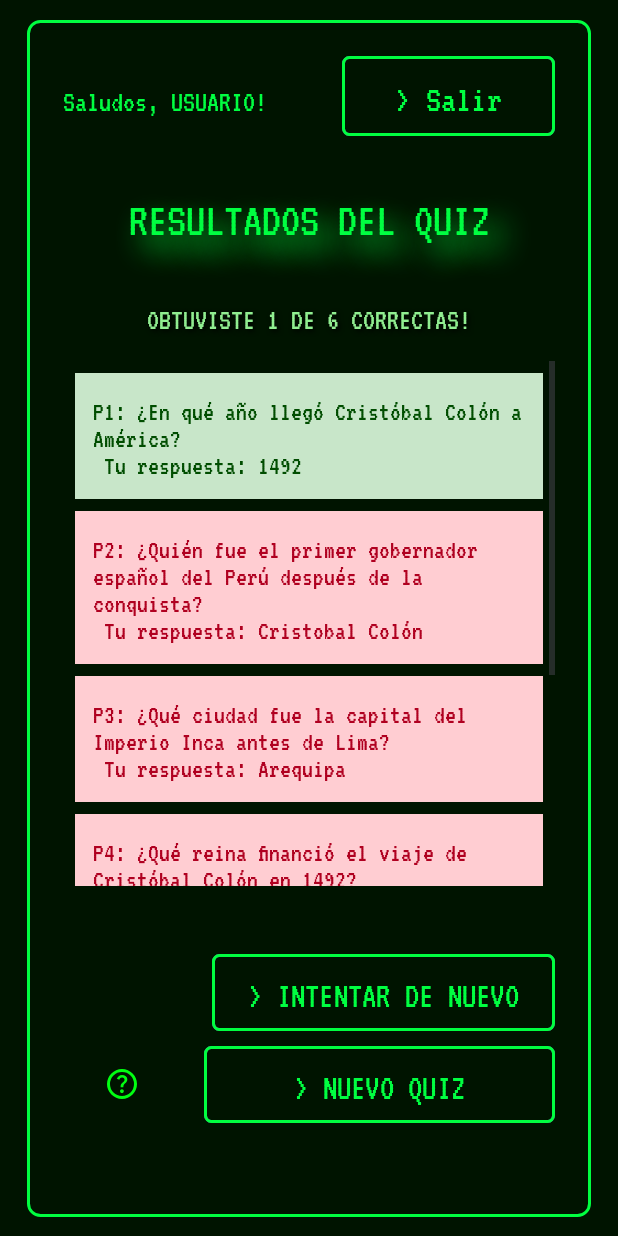
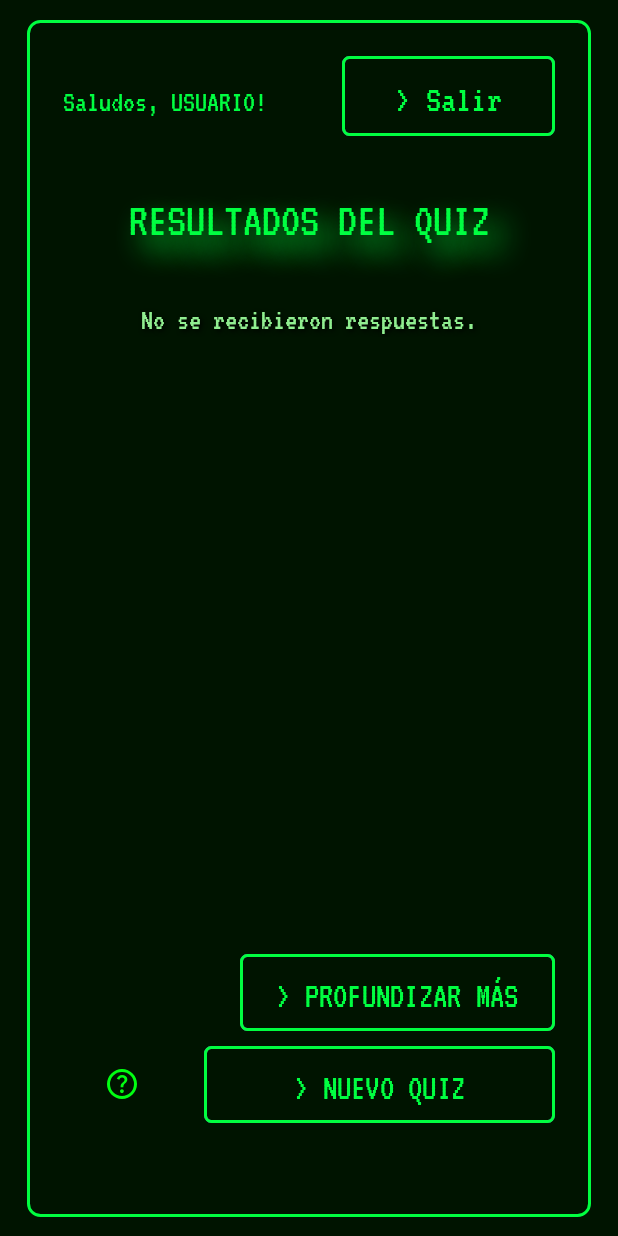
Before and after one commit to BrunoGust/TriviaTrainer, an Android app: the ResultadosQuizActivity screen opened directly, with no data from a screen before it, on a phone screen of 412 x 824 dp. Run offline under Robolectric (Android 15) with nearby library versions, the phone set to English and light mode, and no system bars.

Commit message:
Agregar funcionalidad vistas-> preguntas_trivia y resultados_quiz

```diff
--- a/app/src/main/java/com/example/triviatrainerapp/ResultadosQuizActivity.kt
+++ b/app/src/main/java/com/example/triviatrainerapp/ResultadosQuizActivity.kt
@@ -4,23 +4,75 @@ import android.graphics.Color
 import android.os.Bundle
 import android.widget.LinearLayout
 import android.widget.TextView
-import androidx.activity.enableEdgeToEdge
 import androidx.appcompat.app.AppCompatActivity
-import androidx.core.content.res.ResourcesCompat
-import androidx.core.view.ViewCompat
-import androidx.core.view.WindowInsetsCompat
+import com.google.gson.Gson
+import com.google.gson.reflect.TypeToken
 
 class ResultadosQuizActivity : AppCompatActivity() {
+
+    private lateinit var preguntas: List<Pregunta>
+
     override fun onCreate(savedInstanceState: Bundle?) {
         super.onCreate(savedInstanceState)
-        enableEdgeToEdge()
         setContentView(R.layout.activity_resultados_quiz)
-        ViewCompat.setOnApplyWindowInsetsListener(findViewById(R.id.main)) { v, insets ->
-            val systemBars = insets.getInsets(WindowInsetsCompat.Type.systemBars())
-            v.setPadding(systemBars.left, systemBars.top, systemBars.right, systemBars.bottom)
-            insets
+
+        preguntas = cargarPreguntasDesdeAssets()
+
+        val layoutResultados = findViewById<LinearLayout>(R.id.layoutResultados)
+        val textViewCantidadCorrectas = findViewById<TextView>(R.id.textViewCantidadCorrectas)
+
+        val respuestasUsuario = intent.getParcelableArrayListExtra<RespuestaUsuario>("respuestas_usuario")
+
+        if (respuestasUsuario == null || respuestasUsuario.isEmpty()) {
+            textViewCantidadCorrectas.text = "No se recibieron respuestas."
+            return
         }
 
+        var correctas = 0
+        layoutResultados.removeAllViews()
 
+        for (respuesta in respuestasUsuario) {
+            // Buscamos la pregunta por id en vez de index directo
+            val preguntaObj = preguntas.find { it.id == respuesta.idPregunta }
+            val preguntaTexto = preguntaObj?.pregunta ?: "Pregunta desconocida"
+            val opciones = preguntaObj?.opciones ?: emptyList()
+            val indiceCorrecto = preguntaObj?.respuesta_correcta ?: -1
+            val seleccionUsuario = respuesta.indiceSeleccionado
+
+            val textoResultado = StringBuilder()
+            textoResultado.append("P${respuesta.idPregunta}: $preguntaTexto\n")
+            textoResultado.append("Tu respuesta: ")
+
+            val textoRespuestaUsuario = opciones.getOrNull(seleccionUsuario) ?: "Respuesta desconocida"
+            textoResultado.append(textoRespuestaUsuario)
+
+            val esCorrecta = seleccionUsuario == indiceCorrecto
+            if (esCorrecta) correctas++
+
+            val textView = TextView(this).apply {
+                layoutParams = LinearLayout.LayoutParams(
+                    LinearLayout.LayoutParams.MATCH_PARENT,
+                    LinearLayout.LayoutParams.WRAP_CONTENT
+                ).apply { bottomMargin = 16 }
+
+                setPadding(12, 12, 12, 12)
+                text = textoResultado.toString()
+                textSize = 18f
+                setTextColor(if (esCorrecta) Color.parseColor("#004D00") else Color.parseColor("#B00020"))
+                setBackgroundColor(if (esCorrecta) Color.parseColor("#C8E6C9") else Color.parseColor("#FFCDD2"))
+            }
+
+            layoutResultados.addView(textView)
+        }
+
+        textViewCantidadCorrectas.text = "OBTUVISTE $correctas DE ${respuestasUsuario.size} CORRECTAS!"
+        textViewCantidadCorrectas.setTextColor(if (correctas == respuestasUsuario.size) Color.parseColor("#90EE90") else Color.RED)
+    }
+
+    private fun cargarPreguntasDesdeAssets(): List<Pregunta> {
+        val jsonString = assets.open("questions.json").bufferedReader().use { it.readText() }
+        val gson = Gson()
+        val tipoLista = object : TypeToken<List<Pregunta>>() {}.type
+        return gson.fromJson(jsonString, tipoLista)
     }
 }
--- a/app/src/main/res/layout/activity_quiz2.xml
+++ b/app/src/main/res/layout/activity_quiz2.xml
@@ -32,7 +32,7 @@
                 android:layout_width="wrap_content"
                 android:layout_height="wrap_content"
                 android:fontFamily="@font/vt323"
-                android:text="Saludos, USUARIO!"
+                android:text="BUENA SUERTE!"
                 android:textColor="@color/text_color"
                 android:textSize="20dp" />
 
--- a/app/src/main/res/layout/activity_resultados_quiz.xml
+++ b/app/src/main/res/layout/activity_resultados_quiz.xml
@@ -91,75 +91,12 @@
                 android:orientation="vertical"
                 android:padding="8dp">
 
-                <!-- Ejemplo de resultado correcto -->
-                <TextView
-                    android:layout_width="match_parent"
-                    android:layout_height="wrap_content"
-                    android:layout_marginBottom="8dp"
-                    android:padding="12dp"
-                    android:background="#C8E6C9"
-                android:text="P1: ¿En qué año llegó Cristóbal Colón a América? \n Tu respuesta: 1492"
-                android:textColor="#004D00"
-                android:textSize="18sp"
-                android:fontFamily="@font/vt323" />
-
-                <!-- Ejemplo de resultado incorrecto -->
-                <TextView
-                    android:layout_width="match_parent"
-                    android:layout_height="wrap_content"
-                    android:layout_marginBottom="8dp"
-                    android:padding="12dp"
-                    android:background="#FFCDD2"
-                    android:text="P2: ¿Quién fue el primer gobernador español del Perú después de la conquista? \n Tu respuesta: Cristobal Colón"
-                android:textColor="#B00020"
-                android:textSize="18sp"
-                android:fontFamily="@font/vt323" />
-                <TextView
-                    android:layout_width="match_parent"
-                    android:layout_height="wrap_content"
-                    android:layout_marginBottom="8dp"
-                    android:padding="12dp"
-                    android:background="#FFCDD2"
-                    android:text="P3: ¿Qué ciudad fue la capital del Imperio Inca antes de Lima? \n Tu respuesta: Arequipa"
-                    android:textColor="#B00020"
-                    android:textSize="18sp"
-                    android:fontFamily="@font/vt323" />
-                <TextView
-                    android:layout_width="match_parent"
-                    android:layout_height="wrap_content"
-                    android:layout_marginBottom="8dp"
-                    android:padding="12dp"
-                    android:background="#FFCDD2"
-                    android:text="P4: ¿Qué reina financió el viaje de Cristóbal Colón en 1492? \n Tu respuesta: Isabel de Portugal"
-                    android:textColor="#B00020"
-                    android:textSize="18sp"
-                    android:fontFamily="@font/vt323" />
-                <TextView
-                    android:layout_width="match_parent"
-                    android:layout_height="wrap_content"
-                    android:layout_marginBottom="8dp"
-                    android:padding="12dp"
-                    android:background="#FFCDD2"
-                    android:text="P5: ¿Cuál fue la primera isla en la que llegó Cristóbal Colón en América? \n Tu respuesta: Cuba"
-                    android:textColor="#B00020"
-                    android:textSize="18sp"
-                    android:fontFamily="@font/vt323" />
-                <TextView
-                    android:layout_width="match_parent"
-                    android:layout_height="wrap_content"
-                    android:layout_marginBottom="8dp"
-                    android:padding="12dp"
-                    android:background="#FFCDD2"
-                    android:text="P6: ¿En qué año se fundó oficialmente la ciudad de Lima? \n Tu respuesta: 1525"
-                    android:textColor="#B00020"
-                    android:textSize="18sp"
-                    android:fontFamily="@font/vt323" />
             </LinearLayout>
         </ScrollView>
 
 
 
-                <!-- Botón nuevo quiz-->
+                <!-- Botón pedir mas informacion-->
                 <Button
                     android:id="@+id/buttonNuevoQuiz"
                     android:layout_width="wrap_content"
@@ -169,7 +106,7 @@
                     android:fontFamily="@font/vt323"
                     android:background="@drawable/generic_button_selector"
                     android:foreground="@drawable/button_border_green"
-                    android:text="> INTENTAR DE NUEVO"
+                    android:text="> PROFUNDIZAR MÁS"
                     android:textColor="@color/text_color"
                     android:textSize="24sp" />
 
@@ -191,7 +128,7 @@
                 android:background="@null"
                 app:tint="#00FF11"
                 android:contentDescription="boton de ayuda" />
-            <!-- Botón de INTENTAR DE NUEVO-->
+            <!-- Botón de Nuevo Quiz-->
         <Button
             android:id="@+id/buttonSiguientePreguntaResultados"
             android:layout_width="0dp"
--- a/gradle/libs.versions.toml
+++ b/gradle/libs.versions.toml
@@ -9,6 +9,7 @@ appcompat = "1.6.1"
 material = "1.10.0"
 activity = "1.8.0"
 constraintlayout = "2.1.4"
+firebaseCrashlyticsBuildtools = "3.0.3"
 
 [libraries]
 androidx-core-ktx = { group = "androidx.core", name = "core-ktx", version.ref = "coreKtx" }
@@ -19,6 +20,7 @@ androidx-appcompat = { group = "androidx.appcompat", name = "appcompat", version
 material = { group = "com.google.android.material", name = "material", version.ref = "material" }
 androidx-activity = { group = "androidx.activity", name = "activity", version.ref = "activity" }
 androidx-constraintlayout = { group = "androidx.constraintlayout", name = "constraintlayout", version.ref = "constraintlayout" }
+firebase-crashlytics-buildtools = { group = "com.google.firebase", name = "firebase-crashlytics-buildtools", version.ref = "firebaseCrashlyticsBuildtools" }
 
 [plugins]
 android-application = { id = "com.android.application", version.ref = "agp" }
```
Also changed, not shown: app/build.gradle.kts (+12 -0 lines), app/src/main/assets/questions.json (added, +38 -0 lines), app/src/main/java/com/example/triviatrainerapp/Pregunta.kt (added, +8 -0 lines), app/src/main/java/com/example/triviatrainerapp/QuizActivity2.kt (+118 -0 lines), app/src/main/java/com/example/triviatrainerapp/RespuestaUsuario.kt (added, +11 -0 lines).
